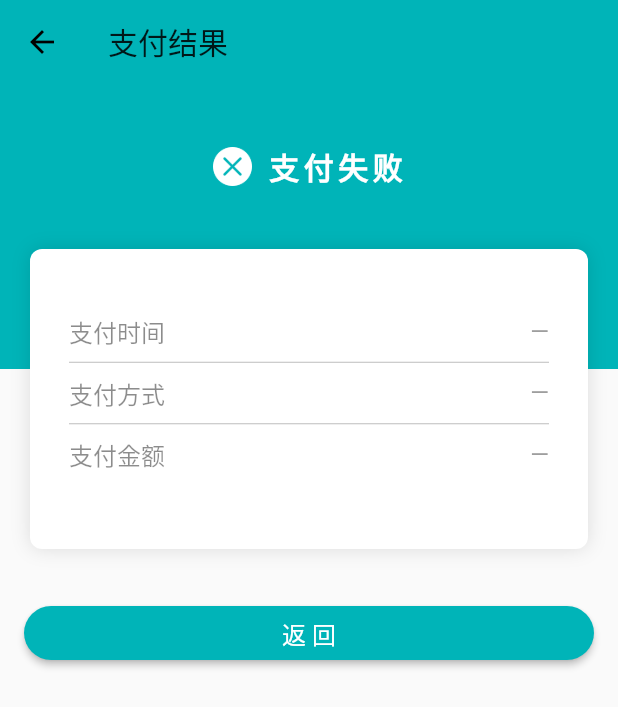
After one commit to persilee/pay_cost, a Flutter app: the PayResult screen opened directly, on a phone screen of 412 x 824 dp. The commit adds this screen. Shown: the top 707 px of the screen. Run offline on Flutter 3.47's test engine with Material 2 defaults, Android fonts, the phone set to English and light mode, and no system bars; our stand-ins replace azlistview, flutter_swiper, shared_preferences; missing offline and left inert: direct_select, easy_dialog, lpinyin; accounts and stored records are empty.

Commit message:
🐼 add pay interface

```diff
--- a/lib/pages/login_page.dart
+++ b/lib/pages/login_page.dart
@@ -52,7 +52,7 @@ class _LoginPageState extends State<LoginPage> {
         _loading = !_loading;
         autoValidate = true;
       });
-      if(uName == 'JPRQ201902469876' && uPwd == 'jprq0016425') {
+      if(uName == 'JCJF201902369636' && uPwd == 'jcjf0016695') {
         _save();
         Navigator.of(context).push(MaterialPageRoute(builder: (context) => TabNavigator()));
       }else{
--- /dev/null
+++ b/lib/pages/pay_result.dart
@@ -0,0 +1,199 @@
+import 'package:easy_dialog/easy_dialog.dart';
+import 'package:flutter/material.dart';
+import 'package:pay_cost/model/pay_info_model.dart';
+import 'package:pay_cost/util/toast.dart';
+import '../model/pay_list_model.dart';
+
+class PayResult extends StatefulWidget {
+  @override
+  _PayResultState createState() => _PayResultState();
+}
+
+class _PayResultState extends State<PayResult> {
+  final registerFormKey = GlobalKey<FormState>();
+  PayListModel _payInfo;
+
+  void showAlertDialog(BuildContext context) {
+    EasyDialog(
+      description: Text(
+        "功能暂未开放，敬请期待",
+        textScaleFactor: 1.2,
+        textAlign: TextAlign.center,
+      ),
+      height: 160,
+    ).show(context);
+  }
+
+  @override
+  Widget build(BuildContext context) {
+    /*获取传递过来的参数*/
+    _payInfo = ModalRoute.of(context).settings.arguments;
+    return Scaffold(
+      appBar: AppBar(
+        title: Text('支付结果'),
+        elevation: 0.0,
+      ),
+      body: Container(
+        child: Column(
+          children: <Widget>[
+            Stack(
+              children: <Widget>[
+                Container(
+                  height: 190,
+                  decoration:
+                      BoxDecoration(color: Theme.of(context).primaryColor),
+                ),
+                Padding(
+                  padding: EdgeInsets.only(top: 40),
+                  child: Container(
+                    child: Row(
+                      mainAxisAlignment: MainAxisAlignment.center,
+                      children: <Widget>[
+                        Image(
+                          width: 26,
+                          height: 26,
+                          image:
+                          AssetImage('assets/images/failure.png'),
+                        ),
+                        Padding(
+                          padding: EdgeInsets.only(right: 10),
+                        ),
+                        Text(
+                          '支付失败',
+                          style: TextStyle(
+                            fontWeight: FontWeight.bold,
+                            fontSize: 20,
+                            color: Colors.white,
+                            letterSpacing: 3
+                          ),
+                        ),
+                      ],
+                    ),
+                  ),
+                ),
+                Padding(
+                  padding: EdgeInsets.fromLTRB(20, 110, 20, 20),
+                  child: Container(
+                    height: 200,
+                    decoration: BoxDecoration(
+                      color: Colors.white,
+                      borderRadius: BorderRadius.all(
+                        Radius.circular(8),
+                      ),
+                      boxShadow: [
+                        BoxShadow(
+                          color: Colors.black12,
+                          blurRadius: 10,
+                          offset: Offset.zero,
+                        ),
+                      ],
+                    ),
+                    child: Container(
+                      padding: EdgeInsets.fromLTRB(26, 15, 26, 15),
+                      child: Column(
+                        crossAxisAlignment: CrossAxisAlignment.start,
+                        children: <Widget>[
+                          Padding(
+                            padding: EdgeInsets.only(top: 20),
+                          ),
+                          Container(
+                            height: 40,
+                            child: Row(
+                              mainAxisAlignment: MainAxisAlignment.spaceBetween,
+                              crossAxisAlignment: CrossAxisAlignment.center,
+                              children: <Widget>[
+                                Text(
+                                  '支付时间',
+                                  style: TextStyle(
+                                      fontSize: 16, color: Colors.black45),
+                                ),
+                                Text(
+                                  '—',
+                                  style: TextStyle(
+                                      fontSize: 16, color: Colors.grey),
+                                ),
+                              ],
+                            ),
+                          ),
+                          Divider(
+                              height: 1.0, indent: 0.0, color: Colors.black26),
+                          Container(
+                            height: 40,
+                            child: Row(
+                              mainAxisAlignment: MainAxisAlignment.spaceBetween,
+                              crossAxisAlignment: CrossAxisAlignment.center,
+                              children: <Widget>[
+                                Text(
+                                  '支付方式',
+                                  style: TextStyle(
+                                      fontSize: 16, color: Colors.black45),
+                                ),
+                                Text(
+                                  '—',
+                                  style: TextStyle(
+                                      fontSize: 16, color: Colors.grey),
+                                ),
+                              ],
+                            ),
+                          ),
+                          Divider(
+                              height: 1.0, indent: 0.0, color: Colors.black26),
+                          Container(
+                            height: 40,
+                            child: Row(
+                              mainAxisAlignment: MainAxisAlignment.spaceBetween,
+                              crossAxisAlignment: CrossAxisAlignment.center,
+                              children: <Widget>[
+                                Text(
+                                  '支付金额',
+                                  style: TextStyle(
+                                      fontSize: 16, color: Colors.black45),
+                                ),
+                                Text(
+                                  '—',
+                                  style: TextStyle(
+                                      fontSize: 16, color: Colors.grey),
+                                ),
+                              ],
+                            ),
+                          ),
+                        ],
+                      ),
+                    ),
+                  ),
+                ),
+              ],
+            ),
+            Padding(
+              padding: EdgeInsets.only(top: 12),
+            ),
+            Row(
+              mainAxisAlignment: MainAxisAlignment.center,
+              children: <Widget>[
+                Expanded(
+                  child: Padding(
+                    padding: EdgeInsets.fromLTRB(16, 0, 16, 0),
+                    child: RaisedButton(
+                      padding: EdgeInsets.fromLTRB(0, 6, 0, 6),
+                      child: Text(
+                        '返 回',
+                        style: TextStyle(fontSize: 16, color: Colors.white),
+                      ),
+                      onPressed: () {
+                        Navigator.pop(context);
+                      },
+                      splashColor: Colors.grey[200],
+                      color: Theme.of(context).primaryColor,
+                      shape: RoundedRectangleBorder(
+                          borderRadius: BorderRadius.all(Radius.circular(60))),
+                    ),
+                  ),
+                ),
+              ],
+            )
+          ],
+        ),
+      ),
+    );
+  }
+}
--- a/pubspec.yaml
+++ b/pubspec.yaml
@@ -77,6 +77,8 @@ flutter:
     - assets/images/unionPay.png
     - assets/images/aliPay_off.png
     - assets/images/wechatPay_off.png
+    - assets/images/record.png
+    - assets/images/failure.png
 
 
   # An image asset can refer to one or more resolution-specific "variants", see
```
Also changed, not shown: lib/model/pay_list_model.dart (+24 -24 lines), lib/pages/pay_page.dart (+95 -13 lines), lib/pages/search_page.dart (+27 -4 lines), lib/pages/water_page.dart (+14 -0 lines), assets/images/failure.png (added), assets/images/record.png (added), 2 other files.
